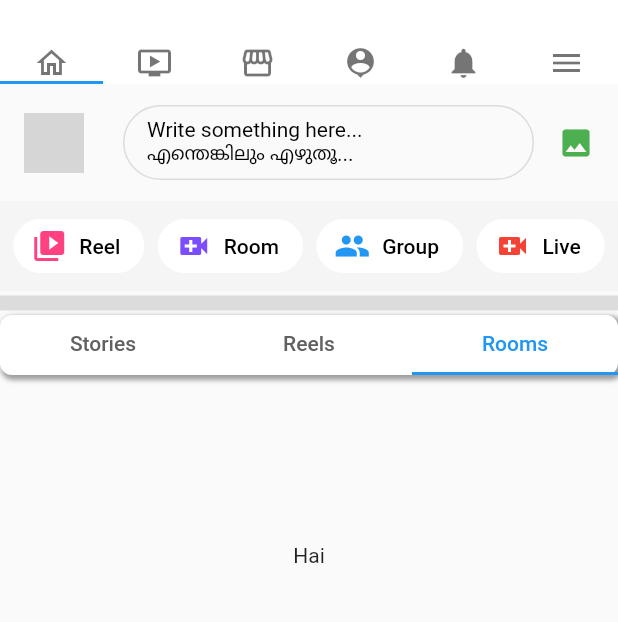
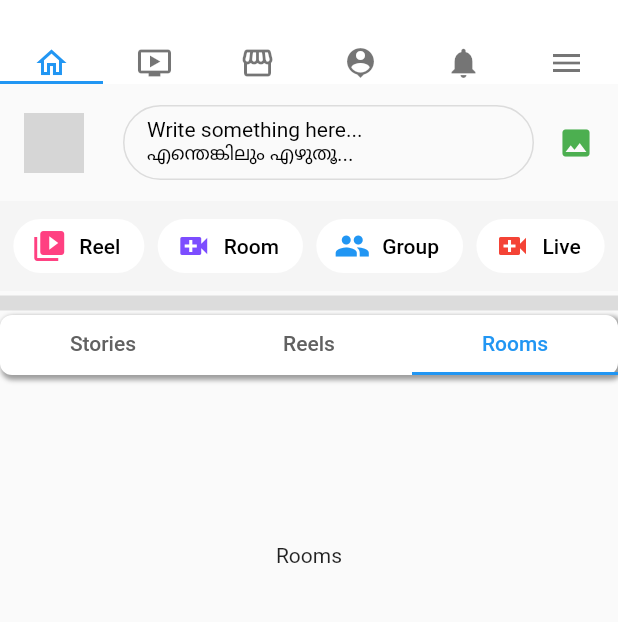
Before and after one commit to akshayanil22/facebookUi, a Flutter app: the screen it shows after launch, tab 3 chosen, on a phone screen of 412 x 824 dp, the part 72-694 px from its top. Run offline on Flutter 3.47's test engine with Material 2 defaults, Android fonts, the phone set to English and light mode, and no system bars; grey boxes are pictures that could not be loaded.

Commit message:
Add Reels in StoriesReelsRoom Section

```diff
--- a/lib/main.dart
+++ b/lib/main.dart
@@ -22,13 +22,15 @@ class MyApp extends StatelessWidget {
               AppBarIcons(iconButton: Icons.message),
             ],
             bottom: TabBar(
+              labelColor: Colors.blue,
+              unselectedLabelColor: Colors.black54,
               tabs: [
-                Icon(Icons.home_outlined,color: Colors.black54,),
-                Icon(Icons.ondemand_video_outlined,color: Colors.black54,),
-                Icon(Icons.storefront_outlined,color: Colors.black54,),
-                Icon(Icons.person_pin,color: Colors.black54,),
-                Icon(Icons.notifications,color: Colors.black54,),
-                Icon(Icons.menu,color: Colors.black54,),
+                Icon(Icons.home_outlined),
+                Icon(Icons.ondemand_video_outlined),
+                Icon(Icons.storefront_outlined),
+                Icon(Icons.person_pin),
+                Icon(Icons.notifications),
+                Icon(Icons.menu),
               ],
             ),
           ),
@@ -37,11 +39,11 @@ class MyApp extends StatelessWidget {
             child: TabBarView(
               children: [
                 Home(),
-                Home(),
-                Home(),
-                Home(),
-                Home(),
-                Home(),
+                Center(child: Text('Video'),),
+                Center(child: Text('Store'),),
+                Center(child: Text('Profile'),),
+                Center(child: Text('Notification'),),
+                Center(child: Text('Menu'),),
               ],
             ),
           ),
--- a/lib/sections/stories_reels_room_section.dart
+++ b/lib/sections/stories_reels_room_section.dart
@@ -1,5 +1,7 @@
 import 'package:facebook_ui/stories.dart';
 import 'package:flutter/material.dart';
+
+import '../reels.dart';
 
 class StoriesReelsRoomSection extends StatefulWidget {
   const StoriesReelsRoomSection({Key? key}) : super(key: key);
@@ -64,11 +66,9 @@ class _StoriesReelsRoomSectionState extends State<StoriesReelsRoomSection>
               Expanded(
                 child: TabBarView(controller: _tabController, children: [
                  Stories(),
+                  Reels(),
                   Center(
-                    child: Text('Hai'),
-                  ),
-                  Center(
-                    child: Text('Hai'),
+                    child: Text('Rooms'),
                   ),
                 ]),
               ),
--- a/lib/widgets/appbar_icons.dart
+++ b/lib/widgets/appbar_icons.dart
@@ -1,9 +1,10 @@
 import 'package:flutter/material.dart';
 
 class AppBarIcons extends StatelessWidget {
-  const AppBarIcons({Key? key,required this.iconButton}) : super(key: key);
+  const AppBarIcons({Key? key,required this.iconButton,this.size=40}) : super(key: key);
 
   final IconData iconButton;
+  final double size;
 
   @override
   Widget build(BuildContext context) {
@@ -14,8 +15,8 @@ class AppBarIcons extends StatelessWidget {
         shape: BoxShape.circle,
       ),
       child: Container(
-        width: 40,
-        height: 40,
+        width: size,
+        height: size,
         child: IconButton(
           icon: Icon(iconButton),
           color: Colors.black,
```
Also changed, not shown: lib/reels.dart (added, +34 -0 lines), lib/stories.dart (+2 -17 lines), lib/widgets/add_button_widgets.dart (added, +28 -0 lines), lib/widgets/create_reel_button.dart (added, +35 -0 lines), lib/widgets/reels_start_end_widgets.dart (added, +55 -0 lines), lib/widgets/reels_widgets.dart (added, +34 -0 lines).
